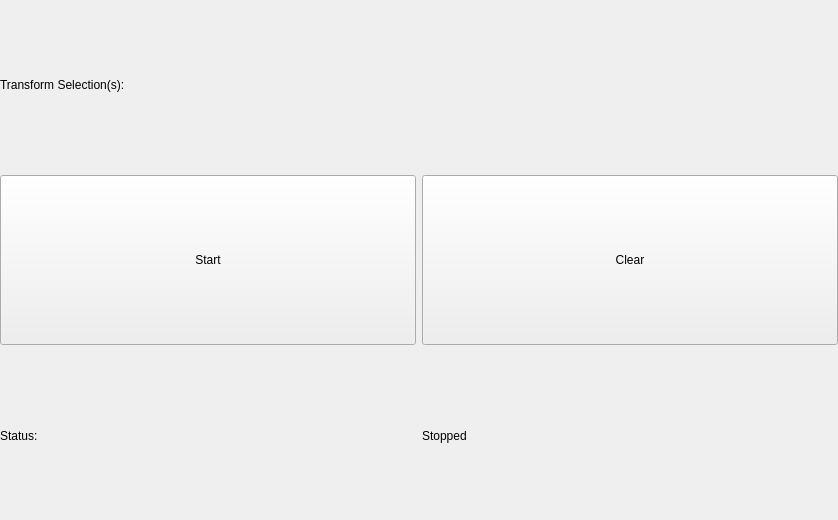
Old version of the form Widgets/Resources/UI/qSlicerRecorderControlsWidget.ui in the repository PerkTutor/PerkTutor.
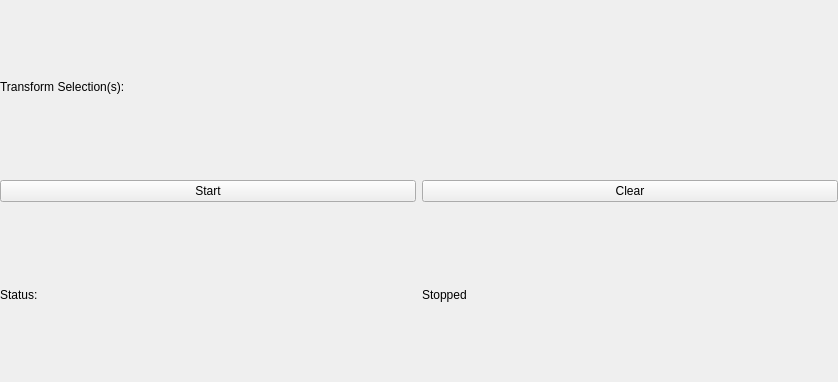
New version of the form. Custom widgets are drawn as their Qt base class.

Commit message: General clean-up of module interface.

```diff
--- a/Widgets/Resources/UI/qSlicerRecorderControlsWidget.ui
+++ b/Widgets/Resources/UI/qSlicerRecorderControlsWidget.ui
@@ -7,7 +7,7 @@
     <x>0</x>
     <y>0</y>
     <width>838</width>
-    <height>520</height>
+    <height>382</height>
    </rect>
   </property>
   <property name="sizePolicy">
@@ -28,7 +28,7 @@
      <item>
       <widget class="QLabel" name="TransformSelectionsLabel">
        <property name="sizePolicy">
-        <sizepolicy hsizetype="Expanding" vsizetype="Expanding">
+        <sizepolicy hsizetype="Expanding" vsizetype="Fixed">
          <horstretch>0</horstretch>
          <verstretch>0</verstretch>
         </sizepolicy>
@@ -44,7 +44,7 @@
         <bool>true</bool>
        </property>
        <property name="sizePolicy">
-        <sizepolicy hsizetype="Expanding" vsizetype="Expanding">
+        <sizepolicy hsizetype="Expanding" vsizetype="Fixed">
          <horstretch>0</horstretch>
          <verstretch>0</verstretch>
         </sizepolicy>
@@ -75,7 +75,7 @@
      <item>
       <widget class="QPushButton" name="StartStopButton">
        <property name="sizePolicy">
-        <sizepolicy hsizetype="Expanding" vsizetype="Expanding">
+        <sizepolicy hsizetype="Expanding" vsizetype="Fixed">
          <horstretch>0</horstretch>
          <verstretch>0</verstretch>
         </sizepolicy>
@@ -94,7 +94,7 @@
      <item>
       <widget class="QPushButton" name="ClearButton">
        <property name="sizePolicy">
-        <sizepolicy hsizetype="Expanding" vsizetype="Expanding">
+        <sizepolicy hsizetype="Expanding" vsizetype="Fixed">
          <horstretch>0</horstretch>
          <verstretch>0</verstretch>
         </sizepolicy>
@@ -114,7 +114,7 @@
      <item>
       <widget class="QLabel" name="StatusLabel">
        <property name="sizePolicy">
-        <sizepolicy hsizetype="Expanding" vsizetype="Expanding">
+        <sizepolicy hsizetype="Expanding" vsizetype="Fixed">
          <horstretch>0</horstretch>
          <verstretch>0</verstretch>
         </sizepolicy>
@@ -127,7 +127,7 @@
      <item>
       <widget class="QLabel" name="StatusResultLabel">
        <property name="sizePolicy">
-        <sizepolicy hsizetype="Expanding" vsizetype="Expanding">
+        <sizepolicy hsizetype="Expanding" vsizetype="Fixed">
          <horstretch>0</horstretch>
          <verstretch>0</verstretch>
         </sizepolicy>
```
The commit also changes 3 other files.
